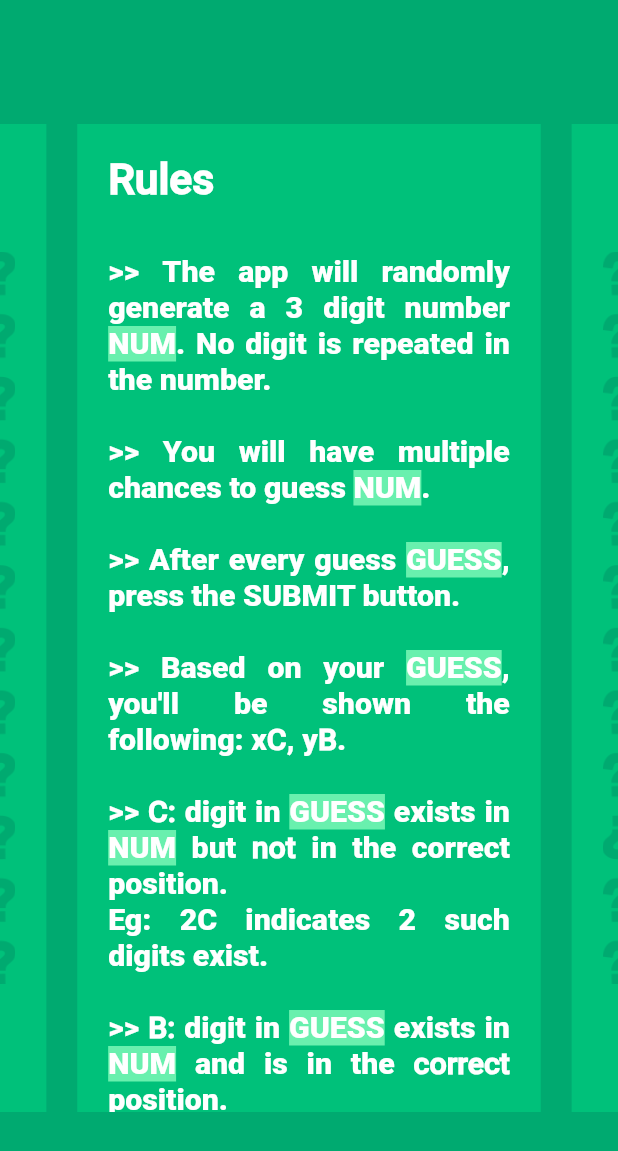
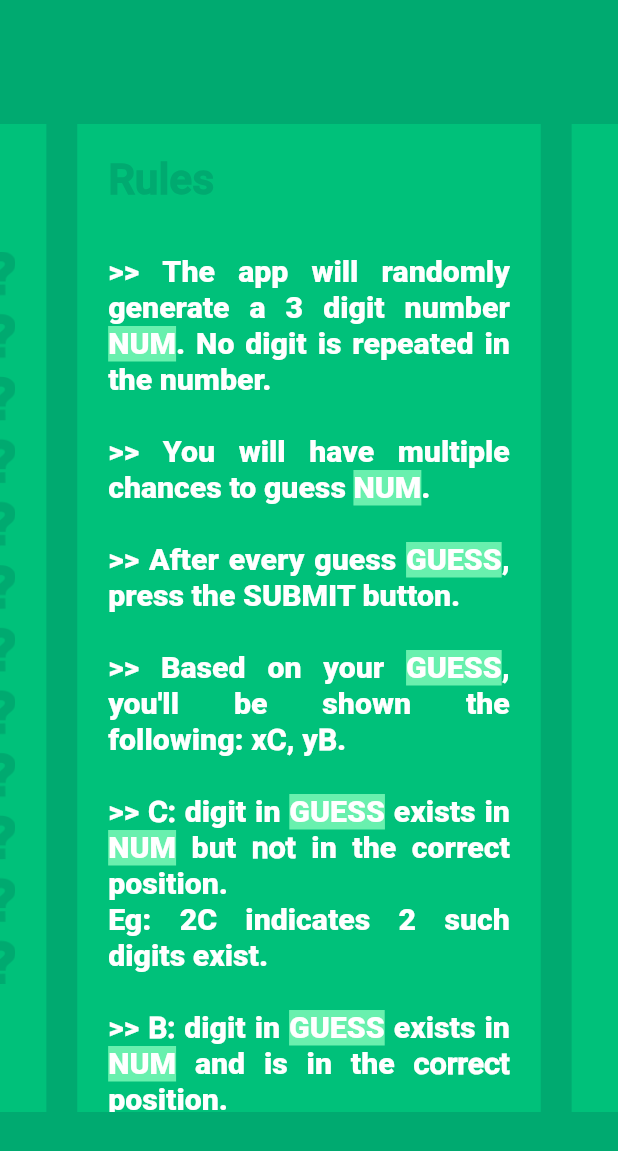
Before and after one commit to arko97x/new_cnb, a Flutter app: the screen it shows after launch, on a phone screen of 412 x 824 dp. Shown: the top 1151 px of the screen. Run offline on Flutter 3.47's test engine with Material 2 defaults, Android fonts, the phone set to English and light mode, and no system bars; drawn by our look-alikes of carousel_slider.

Commit message:
Fourth Commit

```diff
--- a/lib/main.dart
+++ b/lib/main.dart
@@ -55,6 +55,7 @@ class MyHomePage extends StatelessWidget {
                             new TextSpan(
                               text: 'Rules\n\n',
                               style: new TextStyle(
+                                color: Color(0xff00aa70),
                                 fontWeight: FontWeight.w700,
                                 fontSize:
                                     MediaQuery.of(context).size.width * 0.069,
@@ -497,6 +498,21 @@ class MyHomePage extends StatelessWidget {
                     ),
                   ),
                 ),
+                // Game Page Card
+                Container(
+                  height: MediaQuery.of(context).size.height * 0.8,
+                  width: MediaQuery.of(context).size.width * 0.75,
+                  decoration: new BoxDecoration(
+                    color: Color(0xff00c17a),
+                    borderRadius: new BorderRadius.all(
+                      Radius.circular(0.0),
+                    ),
+                  ),
+                  child: Padding(
+                    padding: EdgeInsets.all(
+                        MediaQuery.of(context).size.width * 0.05),
+                  ),
+                ),
                 // Landing Page Card
                 Container(
                   height: MediaQuery.of(context).size.height * 0.8,
```
Also changed, not shown: cnb_stuff.svg, graphics/ti3.png (added), 1 other file.
